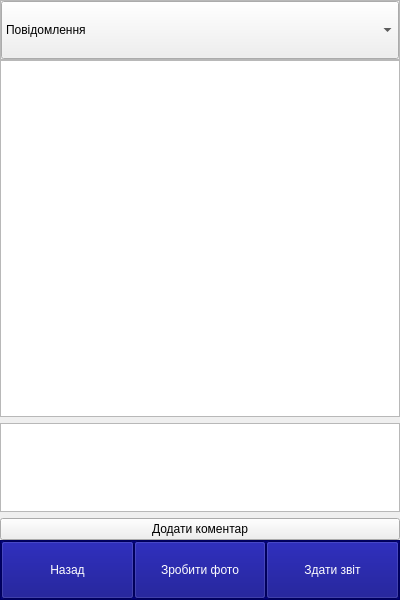
Before: the Qt Designer form views/report.ui in Shatur/force, drawn with Qt 5.
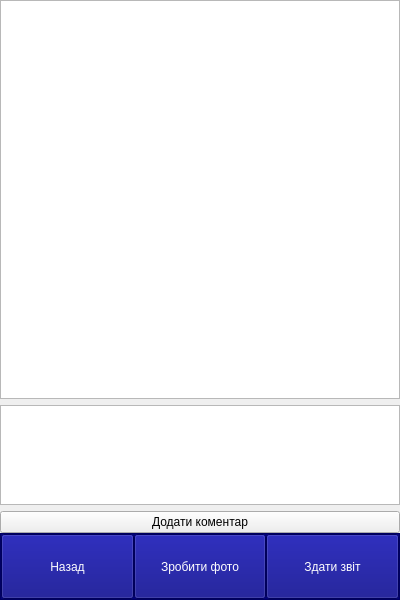
After: the same form once the commit is applied. Icons and pictures are not drawn.

Diff of the .ui file:
```diff
--- a/views/report.ui
+++ b/views/report.ui
@@ -29,78 +29,6 @@
    <property name="bottomMargin">
     <number>0</number>
    </property>
-   <item>
-    <widget class="QFrame" name="top_frame">
-     <property name="sizePolicy">
-      <sizepolicy hsizetype="Preferred" vsizetype="Preferred">
-       <horstretch>0</horstretch>
-       <verstretch>10</verstretch>
-      </sizepolicy>
-     </property>
-     <property name="styleSheet">
-      <string notr="true">top_frame: {background-color: rgb(0, 0, 127);}</string>
-     </property>
-     <property name="frameShape">
-      <enum>QFrame::StyledPanel</enum>
-     </property>
-     <property name="frameShadow">
-      <enum>QFrame::Raised</enum>
-     </property>
-     <layout class="QHBoxLayout" name="horizontalLayout">
-      <property name="leftMargin">
-       <number>0</number>
-      </property>
-      <property name="topMargin">
-       <number>0</number>
-      </property>
-      <property name="rightMargin">
-       <number>0</number>
-      </property>
-      <property name="bottomMargin">
-       <number>0</number>
-      </property>
-      <item>
-       <widget class="QComboBox" name="catalogSelector">
-        <property name="sizePolicy">
-         <sizepolicy hsizetype="Preferred" vsizetype="Preferred">
-          <horstretch>0</horstretch>
-          <verstretch>0</verstretch>
-         </sizepolicy>
-        </property>
-        <property name="styleSheet">
-         <string notr="true">QListView#comboListView {
-    background: rgb(80, 80, 80);
-    color: rgb(220, 220, 220);
-    min-height: 90px;
-    margin: 0 0 0 0;
-}
-QComboBox QAbstractItemViewItem {
-	min-height: 90px;
-    background-color: rgb(255, 255, 255);
-}
-background-color: rgb(255, 255, 255);
-alternate-background-color: rgb(255, 255, 255);</string>
-        </property>
-        <property name="iconSize">
-         <size>
-          <width>64</width>
-          <height>64</height>
-         </size>
-        </property>
-        <item>
-         <property name="text">
-          <string>Повідомлення</string>
-         </property>
-         <property name="icon">
-          <iconset resource="../appres.qrc">
-           <normaloff>:/pics/original/comment_ico.png</normaloff>:/pics/original/comment_ico.png</iconset>
-         </property>
-        </item>
-       </widget>
-      </item>
-     </layout>
-    </widget>
-   </item>
    <item>
     <widget class="QStackedWidget" name="stack">
      <property name="sizePolicy">
```
Left out of the diff: 4 changed lines with no effect on the pictures.
